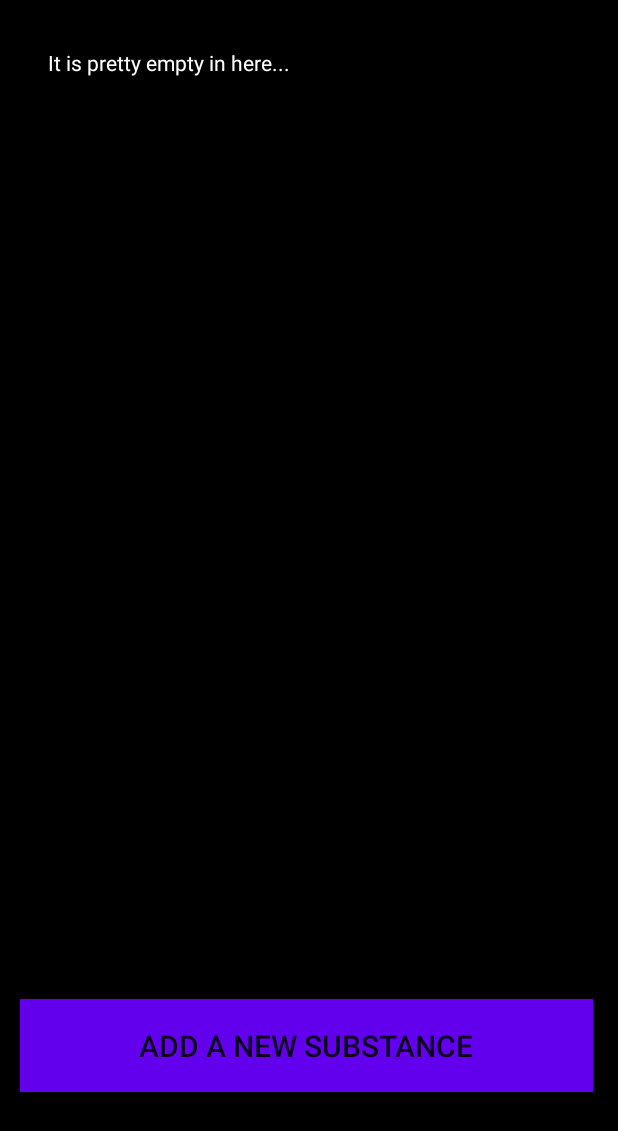
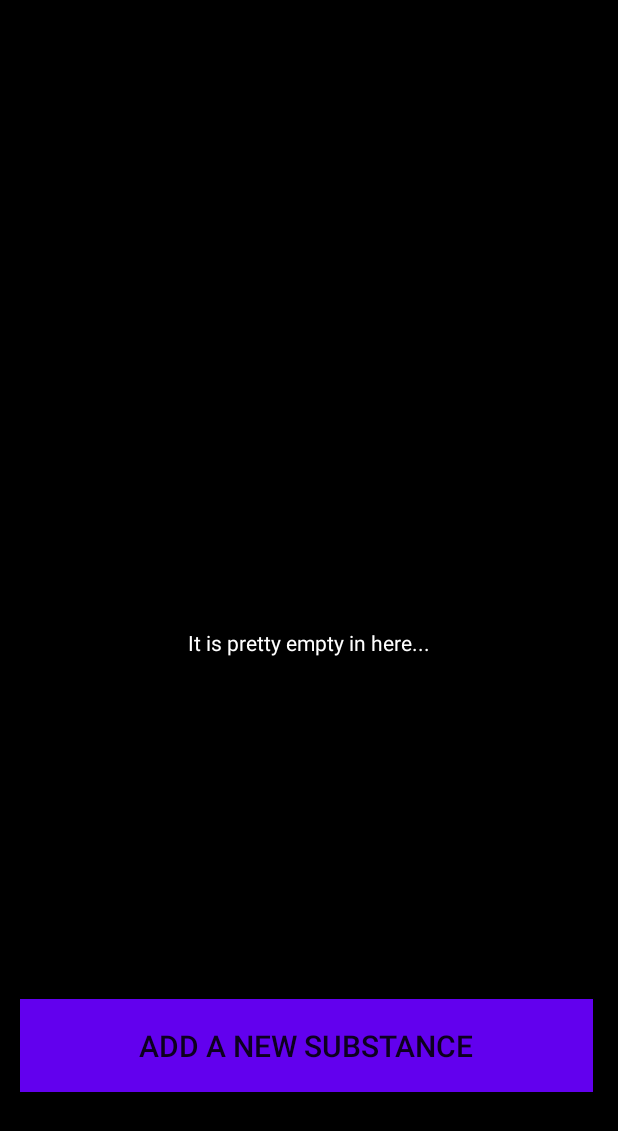
Before and after one commit to cyprazz/MedTracker-frontend, an Android app: the layout fragment_substance.xml on its own in the app's theme, with its tools: preview values and no code run, on a phone screen of 412 x 824 dp. Shown: the top 1131 px of the screen. Run offline under Robolectric (Android 15) with nearby library versions, the phone set to English and light mode, and no system bars.

Commit message:
changed to work

```diff
--- a/app/src/main/res/layout/fragment_substance.xml
+++ b/app/src/main/res/layout/fragment_substance.xml
@@ -6,6 +6,13 @@
     android:layout_height="match_parent"
     android:background="@color/FragmentBackground">
 
+    <androidx.recyclerview.widget.RecyclerView
+        android:id="@+id/cardRecycler"
+        android:layout_width="match_parent"
+        android:layout_height="match_parent"
+        android:padding="4dp"
+        android:background="#80000000"
+        android:scrollbars="vertical"/>
 
     <Button
         android:id="@+id/newSubstanceButton"
@@ -25,11 +32,11 @@
         android:id="@+id/empty"
         android:layout_width="wrap_content"
         android:layout_height="wrap_content"
-        android:layout_marginStart="32dp"
         android:layout_marginTop="32dp"
         android:text="@string/empty"
         android:textColor="@color/TextColor"
-        app:layout_constraintEnd_toStartOf="@id/cardRecycler"
+        app:layout_constraintBottom_toBottomOf="@+id/cardRecycler"
+        app:layout_constraintEnd_toEndOf="parent"
         app:layout_constraintStart_toStartOf="parent"
         app:layout_constraintTop_toTopOf="parent" />
 
```
